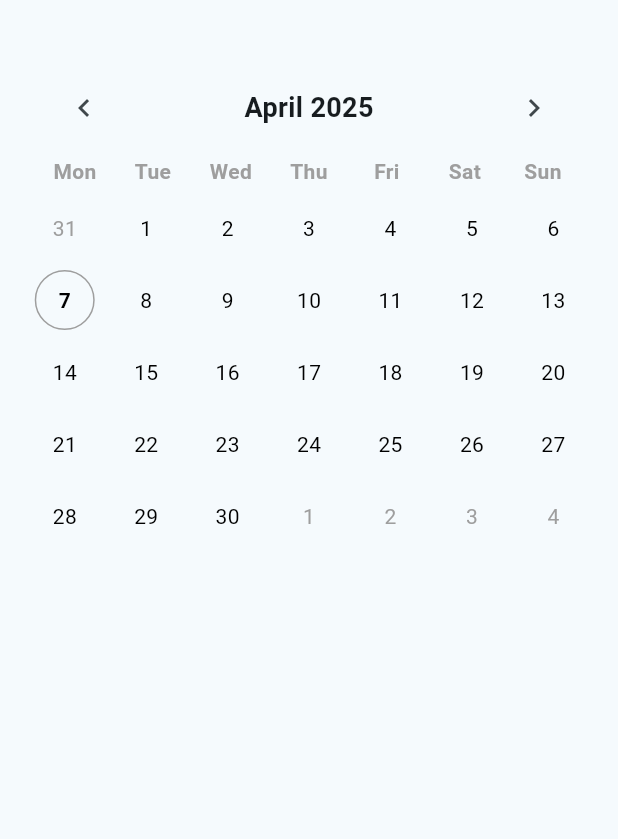
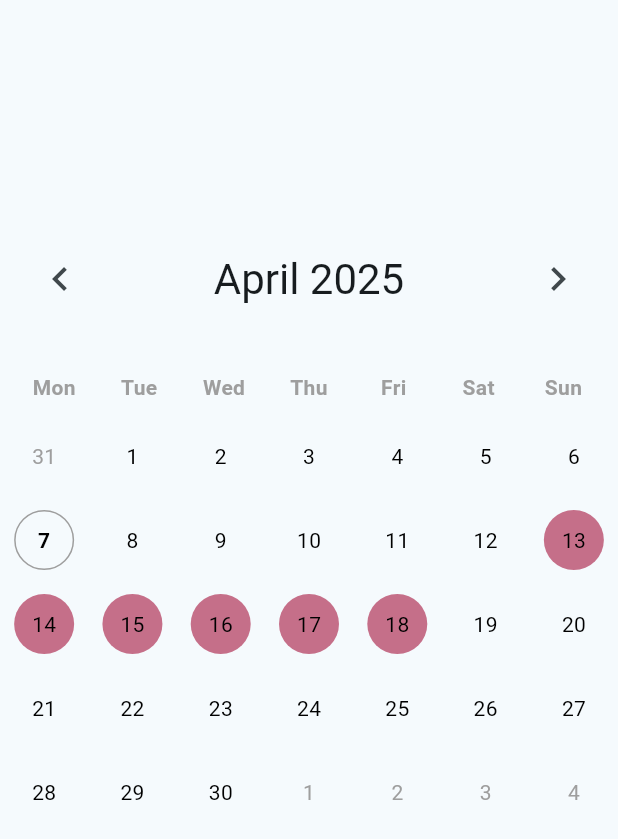
Before and after one commit to HardyJL/traxie, a Flutter app: the CalendarScreen widget shown alone on an empty page, opened directly, on a phone screen of 412 x 824 dp. Shown: the top 839 px of the screen. Run offline on Flutter 3.47's test engine with Material 3 defaults, Android fonts, the phone set to English and light mode, and no system bars; our stand-ins replace bloc, flutter_bloc, get_it, hive, step_progress_indicator; accounts and stored records are empty; generated files the repository leaves out were written again.

Commit message:
feat: colors for next periods ref: added safeareas etc fix: angle calc code

```diff
--- a/lib/bloc/app_data_state.dart
+++ b/lib/bloc/app_data_state.dart
@@ -35,7 +35,7 @@ class AppDataBaseState {
     if (_estimatedPeriodsToShow != null) return _estimatedPeriodsToShow!;
     assert(estimatedPeriodStartDate != null);
     final List<JournalEntryModel> _journalEntryModels = [];
-    for (int month = 1; month <= 12; month++) {
+    for (int month = 0; month <= 12; month++) {
       _journalEntryModels.addAll(
         List<JournalEntryModel>.generate(
           estimatePeriodLength,
@@ -55,7 +55,8 @@ class AppDataBaseState {
   bool isPeriodDay(DateTime date) {
     assert(journalEntryModels.isNotEmpty);
     if (periodDays.keys.contains(date)) return periodDays[date]!;
-    final isPartOfPeriod = (journalEntryModels..addAll(estimatedPeriodsToShow())).any(
+    final mergedList = journalEntryModels + estimatedPeriodsToShow();
+    final isPartOfPeriod = (mergedList).any(
       (element) => element.trackingDate.isSameDate(date),
     );
     periodDays[date] = isPartOfPeriod;
--- a/lib/screen/calendar/calendar_screen.dart
+++ b/lib/screen/calendar/calendar_screen.dart
@@ -16,15 +16,7 @@ class CalendarScreen extends StatelessWidget {
           context.read<NavigationCubit>().updateState(NavigationScreens.flowTrackingScreen);
         }
       },
-      child: Padding(
-        padding: EdgeInsets.all(16),
-        child: Column(
-          children: [
-            SizedBox(height: 24),
-            BlocProvider<CalendarCubit>(create: (ctx) => CalendarCubit(), child: TraxieCalendar()),
-          ],
-        ),
-      ),
+      child: BlocProvider<CalendarCubit>(create: (ctx) => CalendarCubit(), child: TraxieCalendar()),
     );
   }
 }
--- a/lib/screen/calendar/traxie_calendar.dart
+++ b/lib/screen/calendar/traxie_calendar.dart
@@ -12,8 +12,11 @@ class TraxieCalendar extends StatelessWidget {
     final cubit = context.read<CalendarCubit>();
     return BlocBuilder<CalendarCubit, CalendarState>(
       builder: (context, state) {
-        return Column(
-          mainAxisSize: MainAxisSize.min,
+        return SizedBox(
+          height: MediaQuery.of(context).size.height - kToolbarHeight - kBottomNavigationBarHeight - 12,
+          child: Column(
+            mainAxisAlignment: MainAxisAlignment.center,
+            spacing: 8,
             children: [
               Padding(
                 padding: const EdgeInsets.symmetric(horizontal: 16.0, vertical: 8.0),
@@ -23,21 +26,28 @@ class TraxieCalendar extends StatelessWidget {
                     IconButton(
                       icon: const Icon(Icons.chevron_left),
                       onPressed: () => cubit.ChangeMonth(),
+                      iconSize: 32,
                     ),
-                  Text(
+                    TextButton(
+                      onPressed: () => cubit.GoToToday(),
+                      child: Text(
                         '${(state.currentBaseDate.toMonthFullName())} ${state.currentBaseDate.year}',
-                    style: const TextStyle(fontSize: 18, fontWeight: FontWeight.bold),
+                        style: Theme.of(context).textTheme.headlineMedium,
+                      ),
                     ),
                     IconButton(
                       icon: const Icon(Icons.chevron_right),
                       onPressed: () => cubit.ChangeMonth(forward: true),
+                      iconSize: 32,
                     ),
                   ],
                 ),
               ),
+              const SizedBox(height: 12),
               WeekdayHeader(),
               CalendarGrid(currentBaseState: state),
             ],
+          ),
         );
       },
     );
@@ -87,9 +97,9 @@ class CalendarGrid extends StatelessWidget {
     final isPeriodDay = appDataState.isPeriodDay(date);
     if (isPeriodDay) {
       if (date.isAfter(GetIt.I.get<DateTime>())) {
-        periodColor = Colors.blue;
+        periodColor = TraxieTheme.mainRedTransparent;
       } else {
-        periodColor = TraxieTheme.mainRedTransparent;
+        periodColor = TraxieTheme.mainRedTransparentDarker;
       }
     }
     final isToday = date.isSameDate(GetIt.I.get<DateTime>());
@@ -194,6 +204,6 @@ class CalendarGrid extends StatelessWidget {
         ),
       );
     }
-    return Column(children: rows);
+    return Column(spacing: 8, children: rows);
   }
 }
--- a/lib/screen/history_screen.dart
+++ b/lib/screen/history_screen.dart
@@ -13,7 +13,7 @@ class HistoryScreen extends StatelessWidget {
       padding: const EdgeInsets.all(16),
       child: Column(
         children:
-            state.periodModels.map((e) {
+            state.periodModels.reversed.map((e) {
               return Padding(
                 padding: const EdgeInsets.only(bottom: 32),
                 child: Column(
--- a/lib/screen/screen_shell.dart
+++ b/lib/screen/screen_shell.dart
@@ -29,7 +29,8 @@ class ScreenShell extends StatelessWidget {
       },
       child: Scaffold(
         appBar: TraxieAppBar(title: AppLocalizations.of(context).appBarTitle),
-        body: SingleChildScrollView(
+        body: SafeArea(
+          child: SingleChildScrollView(
             physics: const AlwaysScrollableScrollPhysics( parent: ClampingScrollPhysics(),),
             child: BlocBuilder<NavigationCubit, NavigationState>(
               builder: (context, state) {
@@ -47,6 +48,7 @@ class ScreenShell extends StatelessWidget {
               },
             ),
           ),
+        ),
         bottomNavigationBar: const TraxieBottomNavBar(),
       ),
     );
--- a/lib/screen/start_screen.dart
+++ b/lib/screen/start_screen.dart
@@ -68,18 +68,16 @@ class CycleProgressIndicator extends StatelessWidget {
         ? 48
         : 24;
   }
+  double get angle =>
+      (state.durationUntilEstimatedPeriod + 0.25) * (2 * math.pi) / state.estimateCycleLength;
 
   @override
   Widget build(BuildContext context) {
-    final angle =  (state.durationUntilEstimatedPeriod + 0.25) * (2* math.pi) / state.estimateCycleLength;
     return CircularStepProgressIndicator(
       height: MediaQuery.of(context).size.width - 120,
       width: MediaQuery.of(context).size.width - 120,
       padding: paddding,
       startingAngle: angle,
-      // startingAngle:
-      //     (state.durationUntilEstimatedPeriod / state.estimateCycleLength * 360 * (math.pi / 180)) +
-      //     math.pi / 42,
       totalSteps: state.estimateCycleLength,
       currentStep: state.estimatePeriodLength,
       customStepSize: customStepSize,
--- a/lib/theme_colors.dart
+++ b/lib/theme_colors.dart
@@ -4,6 +4,8 @@ import 'dart:ui';
 
 class TraxieTheme {
   static const mainRed = Color(0xFFA40E39);
+  static const mainRedLight = Color(0xFFB0004D);
   static const mainRedTransparent = Color.fromARGB(150, 164, 14, 56);
+  static const mainRedTransparentDarker = Color.fromARGB(150, 164, 14, 56);
   static const mainBlue = Color(0xFFC2ECFF);
 }
```
Also changed, not shown: lib/bootstrap.dart (+8 -13 lines), lib/screen/calendar/cubit/calendar_cubit.dart (+7 -0 lines), lib/widgets/traxie_app_bar.dart (+12 -12 lines). Lines whose indentation alone changed are shown as unchanged.
